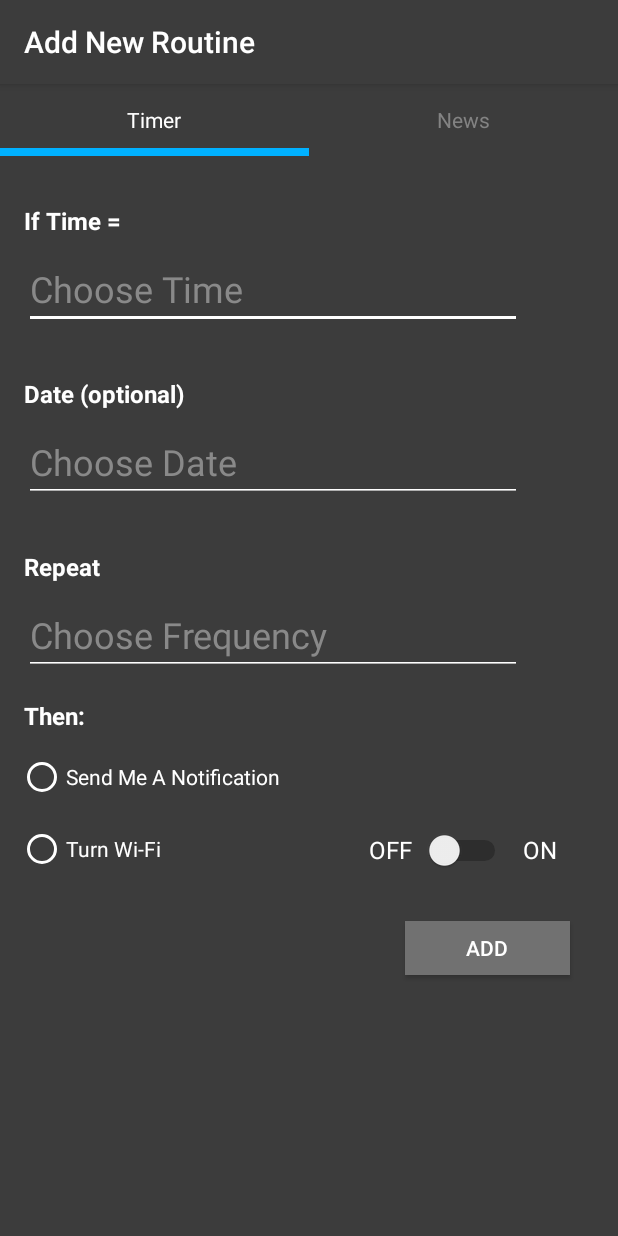
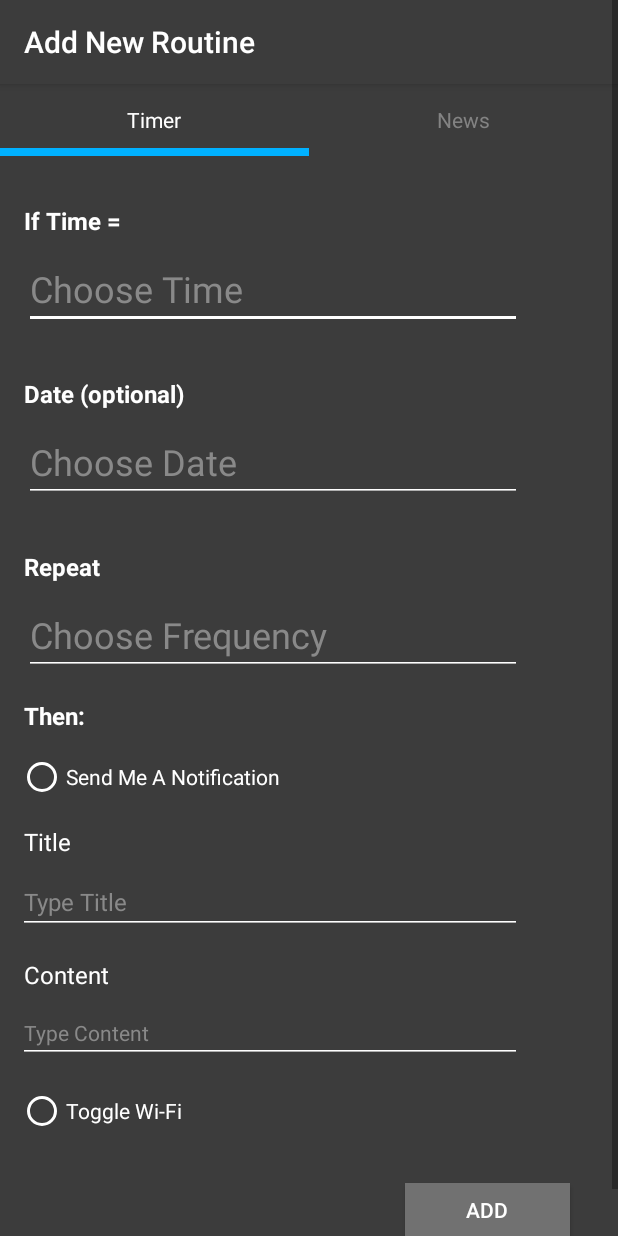
Before and after one commit to EdwardAJ/IFTTW-App-Android, an Android app: the AddRoutineActivity screen opened directly, with no data from a screen before it, on a phone screen of 412 x 824 dp. Run offline under Robolectric (Android 15) with nearby library versions, the phone set to English and light mode, and no system bars.

Commit message:
Change design

```diff
--- a/app/src/main/java/com/example/tugas_besar_ifttw/AddRoutineActivity.java
+++ b/app/src/main/java/com/example/tugas_besar_ifttw/AddRoutineActivity.java
@@ -34,7 +34,6 @@ public class AddRoutineActivity extends AppCompatActivity {
     private ViewPager addRoutinePager;
     private RadioGroup radioGroup;
     private RadioButton selectedAction;
-    private Switch wifiSwitch;
     // tabLayoutPosition: 0 for Timer, 1 for News and 2 for Sensor
     private int tabLayoutPosition = 0;
 
@@ -52,8 +51,7 @@ public class AddRoutineActivity extends AppCompatActivity {
         this.addButton = findViewById(R.id.add_button_id);
         // Radio buttons of then section: "Send Me A Notification" or "Turn Wi-Fi"
         this.radioGroup = findViewById(R.id.radio_group_id);
-        // Switch button of Wi-Fi: On or Off
-        this.wifiSwitch = findViewById(R.id.wifi_switch_id);
+
 
         // Apply fragment from fragment_news.xml and fragment_timer.xml
         AddRoutinePagerAdapter adapter = new AddRoutinePagerAdapter(getSupportFragmentManager());
@@ -131,7 +129,6 @@ public class AddRoutineActivity extends AppCompatActivity {
                 intent.putExtra("id", String.valueOf(id));
                 intent.putExtra("newsKeyword", newsKeyword.toString());
                 intent.putExtra("newsTimeFrom", getCurrentDateISO());
-                intent.putExtra("setWifiTo", getSwitchState());
 
                 Log.v("ID: ", String.valueOf(id));
 
@@ -166,14 +163,6 @@ public class AddRoutineActivity extends AppCompatActivity {
         return true;
     }
 
-    // Return true (ON) or false (OFF)
-    private String getSwitchState() {
-        if (this.wifiSwitch.isChecked()) {
-            return "ON";
-        } else {
-            return "OFF";
-        }
-    }
 
     public String getCurrentDateISO () {
         TimeZone tz = TimeZone.getTimeZone("UTC");
--- a/app/src/main/java/com/example/tugas_besar_ifttw/NewsReceiver.java
+++ b/app/src/main/java/com/example/tugas_besar_ifttw/NewsReceiver.java
@@ -26,17 +26,17 @@ public class NewsReceiver extends BroadcastReceiver {
     private int totalResults;
     private String action;
     private String id;
-    private String setWifiTo;
     private String newsKeyword;
     private String newsTimeFrom;
+    private WifiManager wifiManager;
 
     @Override
     public void onReceive(final Context context, Intent intent) {
+        wifiManager = (WifiManager)context.getSystemService(Context.WIFI_SERVICE);
         action = intent.getStringExtra("action");
         id = intent.getStringExtra("id");
         newsKeyword = intent.getStringExtra("newsKeyword");
         newsTimeFrom = intent.getStringExtra("newsTimeFrom");
-        setWifiTo = intent.getStringExtra("setWifiTo");
 
         Log.v("Time", newsTimeFrom);
         this.startAPIRequest(context);
@@ -82,9 +82,8 @@ public class NewsReceiver extends BroadcastReceiver {
     }
 
     public void changeWifiState(final Context context) {
-        Toast.makeText(context, "Wifi Status Is Edited!", 5000).show();
-        WifiManager wifiManager = (WifiManager)context.getSystemService(Context.WIFI_SERVICE);
-        if (setWifiTo.equals("ON")) {
+        Toast.makeText(context, "Wifi Status Is Changed!", 5000).show();
+        if (!wifiManager.isWifiEnabled()) {
             wifiManager.setWifiEnabled(true);
             Log.v("State", "TRUE");
         } else {
--- a/app/src/main/res/layout/activity_add_routine.xml
+++ b/app/src/main/res/layout/activity_add_routine.xml
@@ -79,7 +79,7 @@
 
             <RadioGroup
                 android:id="@+id/radio_group_id"
-                android:layout_width="wrap_content"
+                android:layout_width="match_parent"
                 android:layout_height="wrap_content"
                 android:layout_marginLeft="12dp"
                 android:layout_marginTop="36dp">
@@ -92,6 +92,74 @@
                     android:textColor="@android:color/white"
                     app:buttonTint="@android:color/white" />
 
+                <!-- Title -->
+                <TextView
+                    android:id="@+id/notif_title_id"
+                    android:layout_width="match_parent"
+                    android:layout_height="wrap_content"
+                    android:layout_marginLeft="4dp"
+                    android:layout_marginTop="16dp"
+                    android:text="@string/title_text"
+                    android:textColor="@android:color/white"
+                    android:textSize="16sp" />
+
+                <com.google.android.material.textfield.TextInputLayout
+                    android:id="@+id/text_input_layout_notif_title_id"
+                    android:layout_width="match_parent"
+                    android:layout_height="wrap_content"
+                    android:layout_marginLeft="0dp"
+                    android:layout_marginTop="8dp"
+
+                    android:layout_marginRight="64dp"
+                    android:theme="@style/TextInputStyle"
+                    app:hintEnabled="false"
+                    app:hintTextAppearance="@style/TextInputHintStyle">
+
+                    <com.google.android.material.textfield.TextInputEditText
+                        android:id="@+id/text_notif_title_id"
+                        android:layout_width="match_parent"
+                        android:layout_height="wrap_content"
+                        android:hint="@string/title_hint"
+                        android:textColor="@android:color/white"
+                        android:textColorHint="#898989"
+                        android:textColorLink="@android:color/white"
+                        android:textSize="16sp" />
+                </com.google.android.material.textfield.TextInputLayout>
+
+                <!-- Content -->
+                <TextView
+                    android:id="@+id/notif_content_id"
+                    android:layout_width="match_parent"
+                    android:layout_height="wrap_content"
+                    android:layout_marginLeft="4dp"
+                    android:layout_marginTop="16dp"
+                    android:text="@string/content_text"
+                    android:textColor="@android:color/white"
+                    android:textSize="16sp" />
+
+                <com.google.android.material.textfield.TextInputLayout
+                    android:id="@+id/text_input_layout_notif_content_id"
+                    android:layout_width="match_parent"
+                    android:layout_height="wrap_content"
+                    android:layout_marginLeft="0dp"
+                    android:layout_marginTop="8dp"
+
+                    android:layout_marginRight="64dp"
+                    android:theme="@style/TextInputStyle"
+                    app:hintEnabled="false"
+                    app:hintTextAppearance="@style/TextInputHintStyle">
+
+                    <com.google.android.material.textfield.TextInputEditText
+                        android:id="@+id/text_notif_content_id"
+                        android:layout_width="match_parent"
+                        android:layout_height="wrap_content"
+                        android:hint="@string/content_hint"
+                        android:textColor="@android:color/white"
+                        android:textColorHint="#898989"
+                        android:textColorLink="@android:color/white"
+                        android:textSize="14sp" />
+                </com.google.android.material.textfield.TextInputLayout>
+
                 <RadioButton
                     android:id="@+id/wifi_radio_button"
                     android:layout_width="wrap_content"
@@ -102,52 +170,6 @@
                     app:buttonTint="@android:color/white" />
             </RadioGroup>
 
-            <RelativeLayout
-                android:id="@+id/switch_layout_id"
-                android:layout_width="match_parent"
-                android:layout_height="wrap_content"
-                android:layout_below="@id/radio_group_id"
-                android:layout_alignParentRight="true"
-                android:layout_marginTop="-48dp"
-                android:layout_marginRight="32dp"
-                android:layout_toRightOf="@id/radio_group_id"
-                android:clipToPadding="false"
-                android:paddingLeft="96dp">
-
-                <TextView
-                    android:id="@+id/wifi_off_text_id"
-                    android:layout_width="wrap_content"
-                    android:layout_height="wrap_content"
-                    android:layout_marginTop="21dp"
-                    android:layout_marginRight="8dp"
-                    android:layout_toLeftOf="@id/wifi_switch_id"
-                    android:text="@string/off_switch"
-                    android:textColor="@android:color/white"
-                    android:textSize="16dp" />
-
-                <Switch
-                    android:id="@+id/wifi_switch_id"
-                    android:layout_width="wrap_content"
-                    android:layout_height="wrap_content"
-                    android:layout_marginTop="19dp"
-                    android:layout_marginRight="8dp"
-                    android:switchMinWidth="58dp"
-                    android:textColor="@android:color/white"
-                    android:theme="@style/SwitchTheme" />
-
-                <TextView
-                    android:id="@+id/wifi_on_text_id"
-                    android:layout_width="wrap_content"
-                    android:layout_height="wrap_content"
-                    android:layout_alignParentRight="false"
-                    android:layout_marginTop="21dp"
-                    android:layout_toRightOf="@id/wifi_switch_id"
-                    android:text="@string/on_switch"
-                    android:textColor="@android:color/white"
-                    android:textSize="16dp" />
-
-
-            </RelativeLayout>
 
             <Button
                 android:id="@+id/add_button_id"
--- a/app/src/main/res/values/strings.xml
+++ b/app/src/main/res/values/strings.xml
@@ -15,8 +15,12 @@
     <string name="news_hint">Type Keyword</string>
     <string name="if_temperature_text">If Temperature</string>
     <string name="send_notif_radio">Send Me A Notification</string>
-    <string name="turn_wifi_radio">Turn Wi-Fi</string>
+    <string name="turn_wifi_radio">Toggle Wi-Fi</string>
     <string name="off_switch">OFF</string>
     <string name="on_switch">ON</string>
     <string name="add_button_string">Add</string>
+    <string name="title_text">Title</string>
+    <string name="title_hint">Type Title</string>
+    <string name="content_text">Content</string>
+    <string name="content_hint">Type Content</string>
 </resources>
```
